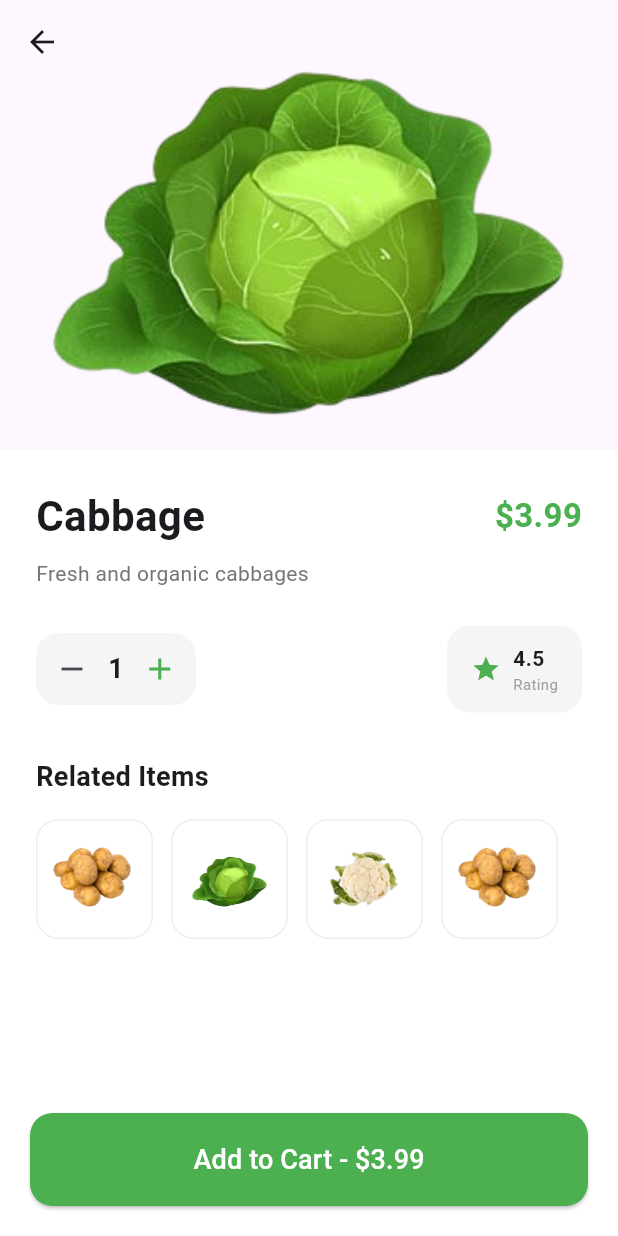
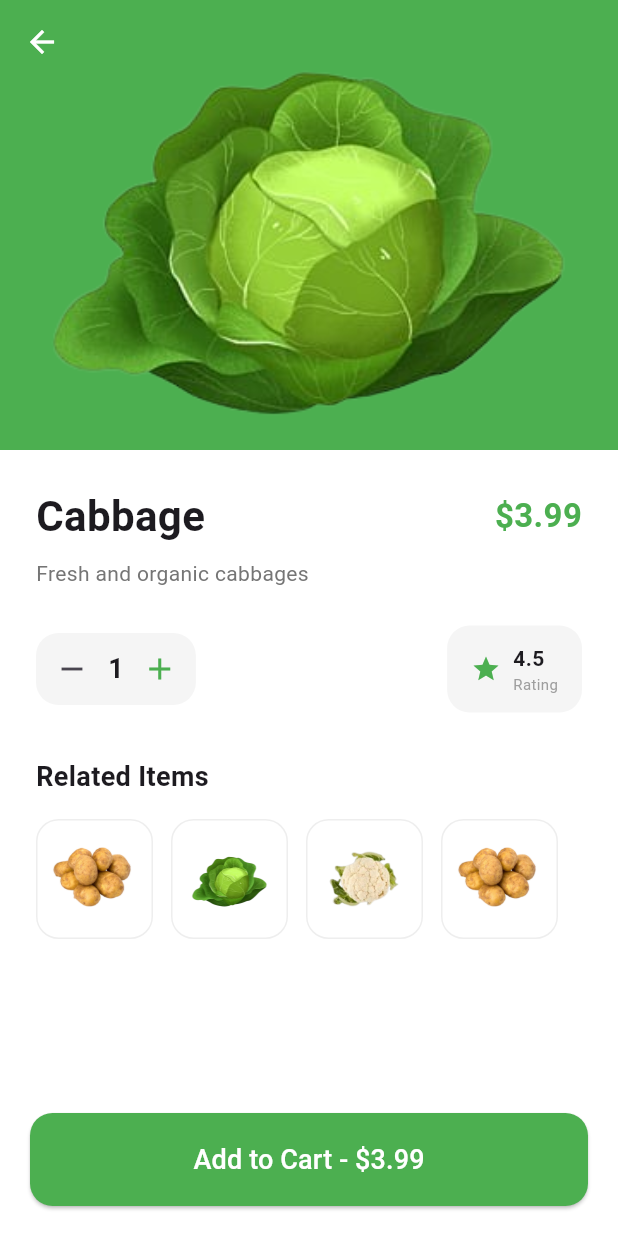
Before and after one commit to Prasannata1Baniya/flutter_grocery_app, a Flutter app: the screen it shows after launch, after a tap on "Cabbage", on a phone screen of 412 x 824 dp. Run offline on Flutter 3.47's test engine with Material 3 defaults, Android fonts, the phone set to English and light mode, and no system bars; our stand-ins replace cloud_firestore, curved_navigation_bar, firebase_auth; accounts and stored records are empty.

Commit message:
UI Updated

```diff
--- a/lib/main.dart
+++ b/lib/main.dart
@@ -17,8 +17,12 @@ class MyApp extends StatelessWidget {
       title: 'Flutter Demo',
       debugShowCheckedModeBanner: false,
       theme: ThemeData(
-        colorScheme: ColorScheme.fromSeed(seedColor: Colors.deepPurple),
-        useMaterial3: true,
+        scaffoldBackgroundColor: Colors.white,
+        primaryColor: Colors.green,
+        appBarTheme: const AppBarTheme(
+          backgroundColor: Colors.green,
+          foregroundColor: Colors.white,
+        ),
       ),
       home: const NavBarPage(),
     );
--- a/lib/pages/detail_page.dart
+++ b/lib/pages/detail_page.dart
@@ -5,6 +5,7 @@ class DetailsPage extends StatefulWidget {
   final String imageUrl;
   final String description;
   final String price;
+  final int uniqueId;
 
   const DetailsPage({
     super.key,
@@ -12,6 +13,7 @@ class DetailsPage extends StatefulWidget {
     required this.imageUrl,
     required this.description,
     required this.price,
+    required this.uniqueId,
   });
 
   @override
@@ -34,7 +36,7 @@ class _DetailsPageState extends State<DetailsPage> {
             pinned: true,
             flexibleSpace: FlexibleSpaceBar(
               background: Hero(
-                tag: widget.imageUrl,
+                tag: "${widget.itemName}_${widget.imageUrl}_${widget.uniqueId}",
                 child: Image.asset(widget.imageUrl, fit: BoxFit.cover),
               ),
             ),
@@ -99,8 +101,8 @@ class _DetailsPageState extends State<DetailsPage> {
 
         ],
       ),
-      // 4. Sticky Footer
-      bottomNavigationBar: _buildBottomBar(total),
+      //Sticky Footer
+      bottomNavigationBar: SafeArea(child: _buildBottomBar(total)),
     );
   }
 
--- a/lib/pages/search_item.dart
+++ b/lib/pages/search_item.dart
@@ -47,6 +47,7 @@ class _SearchItemPageState extends State<SearchItemPage> {
   @override
   Widget build(BuildContext context) {
     return Scaffold(
+      backgroundColor: Colors.grey.shade100,
       appBar: AppBar(title: const Text("Search Items",),
       backgroundColor: Colors.green,
         foregroundColor: Colors.white,
@@ -71,7 +72,7 @@ class _SearchItemPageState extends State<SearchItemPage> {
               padding: const EdgeInsets.symmetric(horizontal: 16, vertical: 10),
               gridDelegate: const SliverGridDelegateWithFixedCrossAxisCount(
                 crossAxisCount: 2,
-                crossAxisSpacing: 16, // Increased spacing
+                crossAxisSpacing: 16,
                 mainAxisSpacing: 16,
                 childAspectRatio: 2, // Vertical card feel
               ),
@@ -89,6 +90,7 @@ class _SearchItemPageState extends State<SearchItemPage> {
                           imageUrl: item.imageUrl,
                           description: item.description,
                           price: item.price,
+                          uniqueId: index,
                         ),
                       ),
                     );
@@ -105,7 +107,7 @@ class _SearchItemPageState extends State<SearchItemPage> {
                           child: Padding(
                             padding: const EdgeInsets.all(12.0),
                             child: Hero(
-                              tag: item.imageUrl, // Enables premium transition
+                                tag: "${item.name}_${item.imageUrl}_$index",
                               child: Image.asset(item.imageUrl, fit: BoxFit.contain),
                             ),
                           ),
```
Also changed, not shown: assets/g1.png (added), assets/g2.png (added), assets/g3.png (added), 1 other file.
